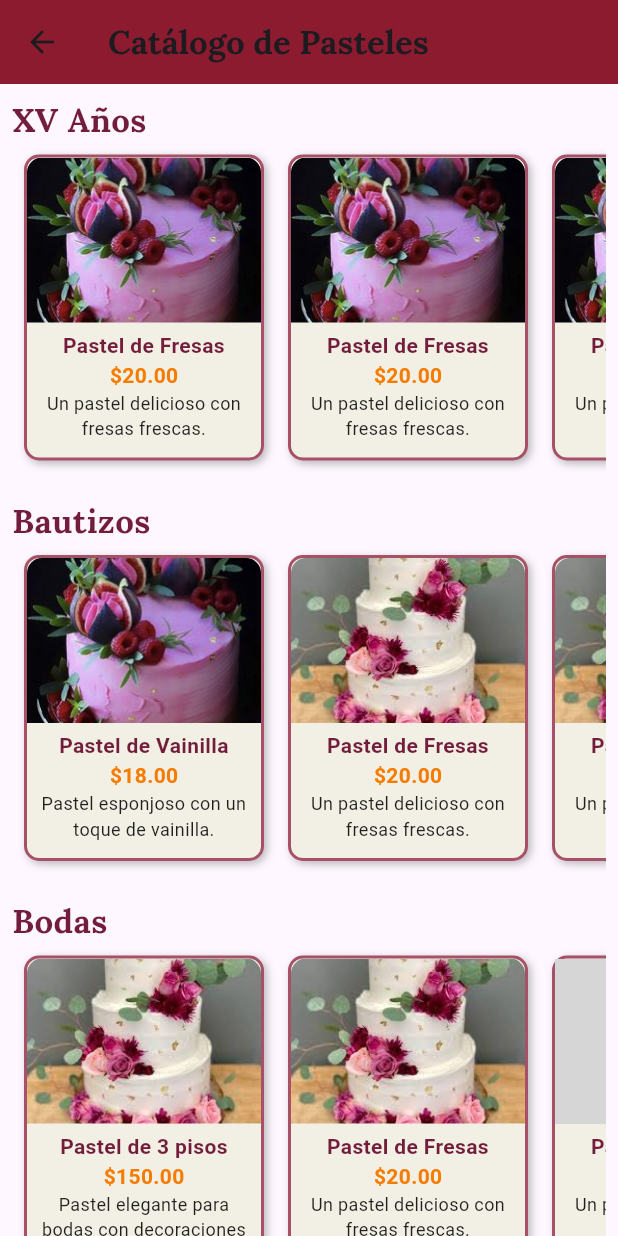
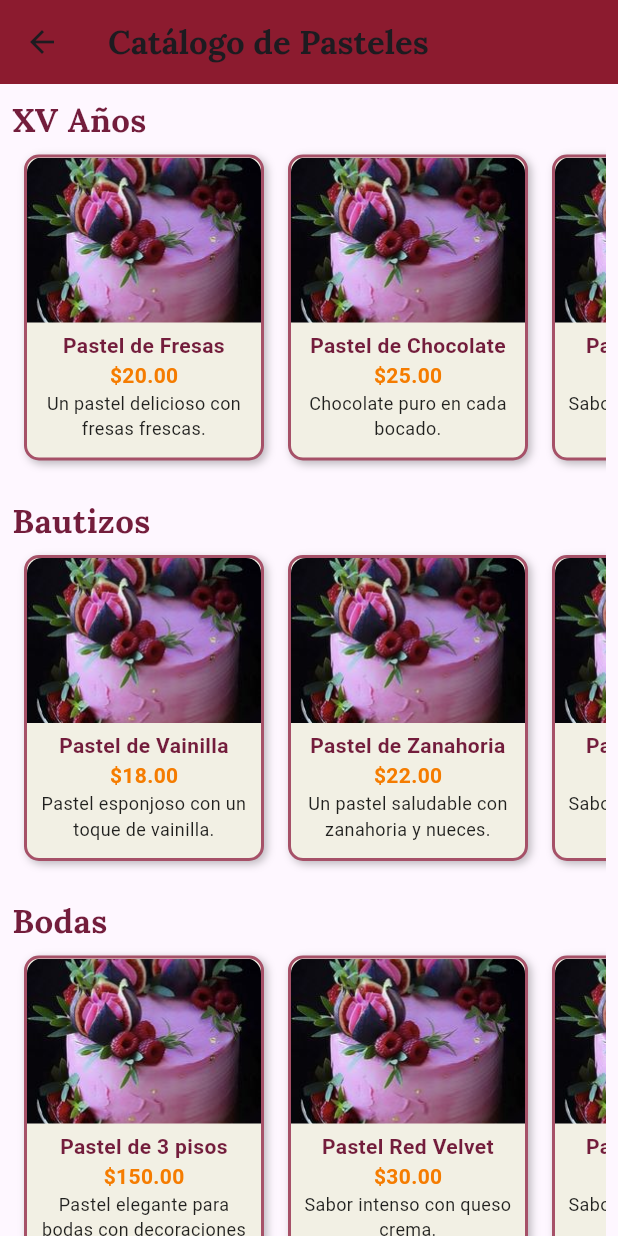
Before and after one commit to BitWizper/AppBorcelle, a Flutter app: the CategoriasScreen screen opened by its route, on a phone screen of 412 x 824 dp. Run offline on Flutter 3.47's test engine with Material 3 defaults, Android fonts, the phone set to English and light mode, and no system bars; our stand-ins replace cached_network_image, carousel_slider, google_fonts, shared_preferences; missing offline and left inert: model_viewer_plus; accounts and stored records are empty; network calls fail; grey boxes are pictures that could not be loaded.

Commit message:
pasteles imagenes

```diff
--- a/lib/categorias.dart
+++ b/lib/categorias.dart
@@ -13,22 +13,21 @@ class CategoriasScreen extends StatelessWidget {
         "reseña": "Un pastel delicioso con fresas frescas."
       },
       {
-        "nombre": "Pastel de Fresas",
-        "precio": "\$20.00",
-        "imagen": "assets/fotodepasteles/fotopastel1.jpg",
-        "reseña": "Un pastel delicioso con fresas frescas."
-      },
-      {
-        "nombre": "Pastel de Fresas",
-        "precio": "\$20.00",
-        "imagen": "assets/fotodepasteles/fotopastel1.jpg",
-        "reseña": "Un pastel delicioso con fresas frescas."
-      },
-      {
         "nombre": "Pastel de Chocolate",
         "precio": "\$25.00",
         "imagen": "assets/fotodepasteles/fotopastel1.jpg",
         "reseña": "Chocolate puro en cada bocado."
+      },
+      {
+        "nombre": "Pastel Red Velvet",
+        "precio": "\$30.00",
+        "imagen": "assets/fotodepasteles/fotopastel1.jpg",
+        "reseña": "Sabor intenso con queso crema."
+      },{
+        "nombre": "Pastel Red Velvet",
+        "precio": "\$30.00",
+        "imagen": "assets/fotodepasteles/fotopastel1.jpg",
+        "reseña": "Sabor intenso con queso crema."
       },
     ],
     'Bautizos': [
@@ -39,117 +38,95 @@ class CategoriasScreen extends StatelessWidget {
         "reseña": "Pastel esponjoso con un toque de vainilla."
       },
       {
-        "nombre": "Pastel de Fresas",
-        "precio": "\$20.00",
-        "imagen": "assets/fotodepasteles/fotopastel2.jpeg",
-        "reseña": "Un pastel delicioso con fresas frescas."
+        "nombre": "Pastel de Zanahoria",
+        "precio": "\$22.00",
+        "imagen": "assets/fotodepasteles/fotopastel1.jpg",
+        "reseña": "Un pastel saludable con zanahoria y nueces."
       },
       {
-        "nombre": "Pastel de Fresas",
-        "precio": "\$20.00",
-        "imagen": "assets/fotodepasteles/fotopastel2.jpeg",
-        "reseña": "Un pastel delicioso con fresas frescas."
-      },
-      {
-        "nombre": "Pastel de Zanahoria",
-        "precio": "\$22.00",
-        "imagen": "assets/fotodepasteles/fotopastel2.jpeg",
-        "reseña": "Un pastel saludable con zanahoria y nueces."
+        "nombre": "Pastel Red Velvet",
+        "precio": "\$30.00",
+        "imagen": "assets/fotodepasteles/fotopastel1.jpg",
+        "reseña": "Sabor intenso con queso crema."
+      },{
+        "nombre": "Pastel Red Velvet",
+        "precio": "\$30.00",
+        "imagen": "assets/fotodepasteles/fotopastel1.jpg",
+        "reseña": "Sabor intenso con queso crema."
       },
     ],
     'Bodas': [
       {
         "nombre": "Pastel de 3 pisos",
         "precio": "\$150.00",
-        "imagen": "assets/fotodepasteles/fotopastel2.jpeg",
-        "reseña": "Pastel elegante para bodas con decoraciones únicas."
-      },
-      {
-        "nombre": "Pastel de Fresas",
-        "precio": "\$20.00",
-        "imagen": "assets/fotodepasteles/fotopastel2.jpeg",
-        "reseña": "Un pastel delicioso con fresas frescas."
-      },
-      {
-        "nombre": "Pastel de Fresas",
-        "precio": "\$20.00",
-        "imagen": "assets/fotodepasteles/fresas.jpg",
-        "reseña": "Un pastel delicioso con fresas frescas."
-      },
-      {
-        "nombre": "Pastel de Fresas",
-        "precio": "\$20.00",
-        "imagen": "assets/fotodepasteles/fresas.jpg",
-        "reseña": "Un pastel delicioso con fresas frescas."
-      },
-      {
-        "nombre": "Pastel Red Velvet",
-        "precio": "\$30.00",
-        "imagen": "assets/fotodepasteles/fotopastel5.jpg",
-        "reseña": "Sabor intenso con queso crema."
-      },
-    ],
-    'cumpleaños': [
-      {
-        "nombre": "Pastel de 3 pisos",
-        "precio": "\$150.00",
-        "imagen": "assets/fotodepasteles/fotopastel5.jpg",
+        "imagen": "assets/fotodepasteles/fotopastel1.jpg",
         "reseña": "Pastel elegante para bodas con decoraciones únicas."
       },
       {
         "nombre": "Pastel Red Velvet",
         "precio": "\$30.00",
-        "imagen": "assets/fotodepasteles/fotopastel5.jpg",
+        "imagen": "assets/fotodepasteles/fotopastel1.jpg",
         "reseña": "Sabor intenso con queso crema."
-      },
-      {
-        "nombre": "Pastel de Fresas",
-        "precio": "\$20.00",
-        "imagen": "assets/fotodepasteles/fotopastel5.jpg",
-        "reseña": "Un pastel delicioso con fresas frescas."
-      },
-      {
-        "nombre": "Pastel de Fresas",
-        "precio": "\$20.00",
-        "imagen": "assets/fotodepasteles/fotopastel5.jpg",
-        "reseña": "Un pastel delicioso con fresas frescas."
-      },
-      {
-        "nombre": "Pastel de Fresas",
-        "precio": "\$20.00",
-        "imagen": "assets/fotodepasteles/fotopastel5.jpg",
-        "reseña": "Un pastel delicioso con fresas frescas."
-      },
-    ],
-    'baby shower': [
-      {
-        "nombre": "Pastel de 3 pisos",
-        "precio": "\$150.00",
-        "imagen": "assets/fotodepasteles/boda.jpg",
-        "reseña": "Pastel elegante para bodas con decoraciones únicas."
-      },
-      {
-        "nombre": "Pastel de Fresas",
-        "precio": "\$20.00",
-        "imagen": "assets/fotodepasteles/fresas.jpg",
-        "reseña": "Un pastel delicioso con fresas frescas."
-      },
-      {
-        "nombre": "Pastel de Fresas",
-        "precio": "\$20.00",
-        "imagen": "assets/fotodepasteles/fotopastel4.jpg",
-        "reseña": "Un pastel delicioso con fresas frescas."
-      },
-      {
-        "nombre": "Pastel de Fresas",
-        "precio": "\$20.00",
-        "imagen": "assets/fotodepasteles/fresas.jpg",
-        "reseña": "Un pastel delicioso con fresas frescas."
       },
       {
         "nombre": "Pastel Red Velvet",
         "precio": "\$30.00",
-        "imagen": "assets/fotodepasteles/fotopastel4.jpg",
+        "imagen": "assets/fotodepasteles/fotopastel1.jpg",
+        "reseña": "Sabor intenso con queso crema."
+      },{
+        "nombre": "Pastel Red Velvet",
+        "precio": "\$30.00",
+        "imagen": "assets/fotodepasteles/fotopastel1.jpg",
+        "reseña": "Sabor intenso con queso crema."
+      },
+    ],
+    'Cumpleaños': [
+      {
+        "nombre": "Pastel de 3 pisos",
+        "precio": "\$150.00",
+        "imagen": "assets/fotodepasteles/fotopastel1.jpg",
+        "reseña": "Pastel elegante para bodas con decoraciones únicas."
+      },
+      {
+        "nombre": "Pastel Red Velvet",
+        "precio": "\$30.00",
+        "imagen": "assets/fotodepasteles/fotopastel1.jpg",
+        "reseña": "Sabor intenso con queso crema."
+      },
+      {
+        "nombre": "Pastel Red Velvet",
+        "precio": "\$30.00",
+        "imagen": "assets/fotodepasteles/fotopastel1.jpg",
+        "reseña": "Sabor intenso con queso crema."
+      },{
+        "nombre": "Pastel Red Velvet",
+        "precio": "\$30.00",
+        "imagen": "assets/fotodepasteles/fotopastel1.jpg",
+        "reseña": "Sabor intenso con queso crema."
+      },
+    ],
+    'Baby Shower': [
+      {
+        "nombre": "Pastel de 3 pisos",
+        "precio": "\$150.00",
+        "imagen": "assets/fotodepasteles/fotopastel1.jpg",
+        "reseña": "Pastel elegante para bodas con decoraciones únicas."
+      },
+      {
+        "nombre": "Pastel Red Velvet",
+        "precio": "\$30.00",
+        "imagen": "assets/fotodepasteles/fotopastel1.jpg",
+        "reseña": "Sabor intenso con queso crema."
+      },
+      {
+        "nombre": "Pastel Red Velvet",
+        "precio": "\$30.00",
+        "imagen": "assets/fotodepasteles/fotopastel1.jpg",
+        "reseña": "Sabor intenso con queso crema."
+      },{
+        "nombre": "Pastel Red Velvet",
+        "precio": "\$30.00",
+        "imagen": "assets/fotodepasteles/fotopastel1.jpg",
         "reseña": "Sabor intenso con queso crema."
       },
     ]
@@ -216,6 +193,19 @@ class CategoriasScreen extends StatelessWidget {
                                     width: 160,
                                     height: 110,
                                     fit: BoxFit.cover,
+                                    errorBuilder: (context, error, stackTrace) {
+                                      print('Error cargando imagen: $error');
+                                      return Container(
+                                        width: 160,
+                                        height: 110,
+                                        color: Colors.grey[300],
+                                        child: const Icon(
+                                          Icons.error_outline,
+                                          color: Colors.red,
+                                          size: 40,
+                                        ),
+                                      );
+                                    },
                                   ),
                                 ),
                                 Padding(
```
